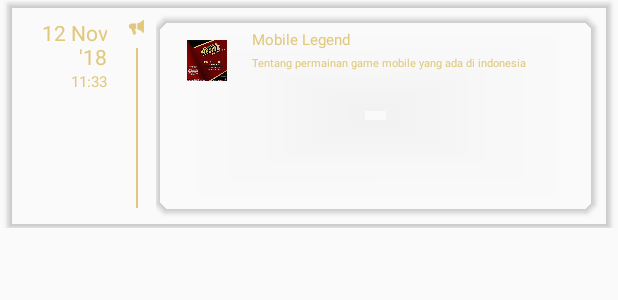
After one commit to Karizu/superfriends-mobile, an Android app: the layout home_card_view.xml on its own in the app's theme, with its tools: preview values and no code run, on a phone screen of 412 x 824 dp. The commit adds this screen. Shown: the top 300 px of the screen. Run offline under Robolectric (Android 15) with nearby library versions, the light colour scheme and no system bars.

Commit message:
add home

```diff
--- a/app/src/main/java/com/example/yfh/superfriend/Presentation/Artikel/ArtikelFragment.java
+++ b/app/src/main/java/com/example/yfh/superfriend/Presentation/Artikel/ArtikelFragment.java
@@ -14,7 +14,7 @@ import android.view.View;
 import android.view.ViewGroup;
 import android.widget.LinearLayout;
 
-import com.example.yfh.superfriend.Service.AdapterListMenu;
+import com.example.yfh.superfriend.Service.AdapterListMenuArticle;
 import com.example.yfh.superfriend.Model.ArticleModel;
 import com.example.yfh.superfriend.R;
 
@@ -25,7 +25,7 @@ public class ArtikelFragment extends Fragment {
     @Nullable
     @Override
     public View onCreateView(@NonNull LayoutInflater inflater, @Nullable ViewGroup container, @Nullable Bundle savedInstanceState) {
-        return inflater.inflate(R.layout.fragment_artikel, null);
+        return inflater.inflate(R.layout.fragment_article, null);
     }
 
     @Override
@@ -47,7 +47,7 @@ public class ArtikelFragment extends Fragment {
                     false);
             RecyclerView recyclerView = getView().findViewById(R.id.article_recycler_view);
             recyclerView.setLayoutManager(layoutManager);
-            RecyclerView.Adapter adapter = new AdapterListMenu(articleModels, activity);
+            RecyclerView.Adapter adapter = new AdapterListMenuArticle(articleModels, activity);
             recyclerView.setAdapter(adapter);
         }
     }
--- /dev/null
+++ b/app/src/main/res/layout/home_card_view.xml
@@ -0,0 +1,152 @@
+<?xml version="1.0" encoding="utf-8"?>
+<LinearLayout xmlns:android="http://schemas.android.com/apk/res/android"
+    xmlns:app="http://schemas.android.com/apk/res-auto"
+    android:orientation="vertical"
+    android:layout_width="match_parent"
+    android:layout_height="wrap_content">
+
+    <android.support.v7.widget.CardView
+        android:layout_width="match_parent"
+        android:layout_height="150dp"
+        android:layout_marginTop="2dp"
+        android:layout_marginLeft="5dp"
+        android:layout_marginRight="5dp"
+        app:cardBackgroundColor="#00FFFFFF">
+
+        <LinearLayout
+            android:layout_width="match_parent"
+            android:layout_height="match_parent"
+            android:orientation="horizontal"
+            android:weightSum="20">
+
+            <LinearLayout
+                android:layout_weight="3"
+                android:layout_width="0dp"
+                android:layout_height="match_parent"
+                android:orientation="vertical"
+                android:layout_marginLeft="10dp"
+                android:layout_marginRight="7dp"
+                android:layout_marginTop="10dp"
+                android:layout_marginBottom="10dp">
+
+                <TextView
+                    android:id="@+id/date_"
+                    android:layout_width="match_parent"
+                    android:layout_height="wrap_content"
+                    android:textColor="@color/colorTitleText"
+                    android:layout_gravity="end"
+                    android:textAlignment="textEnd"
+                    android:text="12 Nov '18"/>
+
+                <TextView
+                    android:layout_width="match_parent"
+                    android:layout_height="wrap_content"
+                    android:textColor="@color/colorTitleText"
+                    android:layout_gravity="end"
+                    android:textSize="10dp"
+                    android:textAlignment="textEnd"
+                    android:text="11:33"/>
+
+            </LinearLayout>
+
+            <LinearLayout
+                android:layout_weight="1"
+                android:layout_width="0dp"
+                android:layout_height="match_parent"
+                android:orientation="vertical"
+                android:layout_marginTop="10dp"
+                android:layout_marginRight="3dp"
+                android:layout_marginLeft="3dp"
+                android:weightSum="10">
+
+                <ImageView
+                    android:layout_width="wrap_content"
+                    android:layout_height="0dp"
+                    android:layout_weight="1"
+                    android:layout_gravity="center"
+                    android:layout_marginBottom="7dp"
+                    android:src="@drawable/megaphone"/>
+
+                <View
+                    android:layout_width="1dp"
+                    android:layout_height="0dp"
+                    android:layout_weight="8"
+                    android:layout_gravity="center"
+                    android:background="#FFE0C97D"/>
+
+            </LinearLayout>
+
+            <LinearLayout
+                android:layout_weight="16"
+                android:layout_width="0dp"
+                android:layout_height="match_parent">
+
+                <android.support.v7.widget.CardView
+                    android:layout_width="match_parent"
+                    android:layout_height="match_parent"
+                    app:cardCornerRadius="10dp"
+                    app:cardBackgroundColor="#0FFFFFFF"
+                    android:layout_marginTop="10dp"
+                    android:layout_marginRight="10dp"
+                    android:layout_marginBottom="10dp">
+
+                    <LinearLayout
+                        android:layout_width="match_parent"
+                        android:layout_height="match_parent"
+                        android:orientation="horizontal"
+                        android:weightSum="5"
+                        android:layout_margin="7dp">
+
+                        <LinearLayout
+                            android:layout_width="0dp"
+                            android:layout_height="30dp"
+                            android:layout_weight="1"
+                            android:orientation="vertical"
+                            android:layout_marginTop="6dp"
+                            android:layout_marginBottom="7dp">
+
+                            <ImageView
+                                android:id="@+id/home_image_view"
+                                android:layout_width="wrap_content"
+                                android:layout_height="wrap_content"
+                                android:src="@drawable/image_4"/>
+                        </LinearLayout>
+
+
+                        <LinearLayout
+                            android:layout_width="0dp"
+                            android:layout_height="match_parent"
+                            android:layout_weight="4"
+                            android:orientation="vertical"
+                            android:layout_marginLeft="3dp"
+                            android:layout_marginRight="7dp"
+                            android:layout_marginBottom="7dp">
+
+                            <TextView
+                                android:id="@+id/title_home_card_view"
+                                android:layout_width="match_parent"
+                                android:layout_height="wrap_content"
+                                android:textSize="10dp"
+                                android:textColor="@color/colorTitleText"
+                                android:text="Mobile Legend"/>
+
+                            <TextView
+                                android:id="@+id/detail_home_card_view"
+                                android:layout_width="match_parent"
+                                android:layout_height="wrap_content"
+                                android:layout_marginTop="3dp"
+                                android:textSize="7dp"
+                                android:textColor="@color/colorText"
+                                android:text="Tentang permainan game mobile yang ada di indonesia"/>
+                        </LinearLayout>
+                    </LinearLayout>
+
+                </android.support.v7.widget.CardView>
+
+            </LinearLayout>
+
+        </LinearLayout>
+
+    </android.support.v7.widget.CardView>
+
+</LinearLayout>
--- a/app/src/main/res/values/styles.xml
+++ b/app/src/main/res/values/styles.xml
@@ -11,6 +11,9 @@
     <style name="AppTheme.NoActionBar" parent="AppTheme">
         <item name="windowActionBar">false</item>
         <item name="windowNoTitle">true</item>
+        <item name="colorPrimary">@color/colorPrimary</item>
+        <item name="colorPrimaryDark">@color/colorPrimaryDark</item>
+        <item name="colorControlNormal">@color/colorText</item>
     </style>
 
     <style name="AppTheme.AppBarOverlay" parent="ThemeOverlay.AppCompat.Dark.ActionBar" />
```
Also changed, not shown: app/src/main/AndroidManifest.xml (+5 -5 lines), app/src/main/java/com/example/yfh/superfriend/Presentation/Home/HomeFragment.java (+55 -0 lines), app/src/main/java/com/example/yfh/superfriend/Service/AdapterListMenuArticle.java (added, +78 -0 lines), app/src/main/java/com/example/yfh/superfriend/Service/AdapterListMenuHome.java (added, +63 -0 lines), app/src/main/res/drawable/background_home.xml (added, +8 -0 lines), app/src/main/res/layout/fragment_article.xml (added, +15 -0 lines), app/src/main/res/layout/fragment_home.xml (+39 -7 lines).
